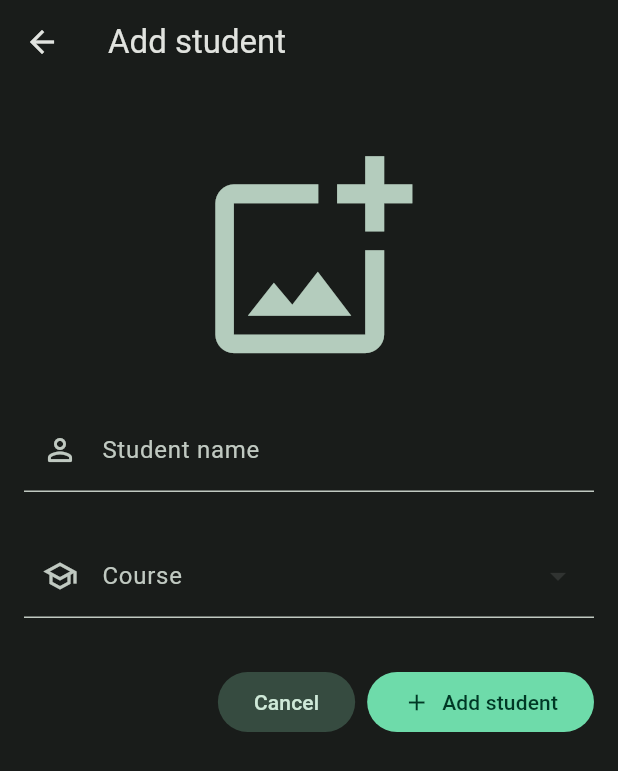
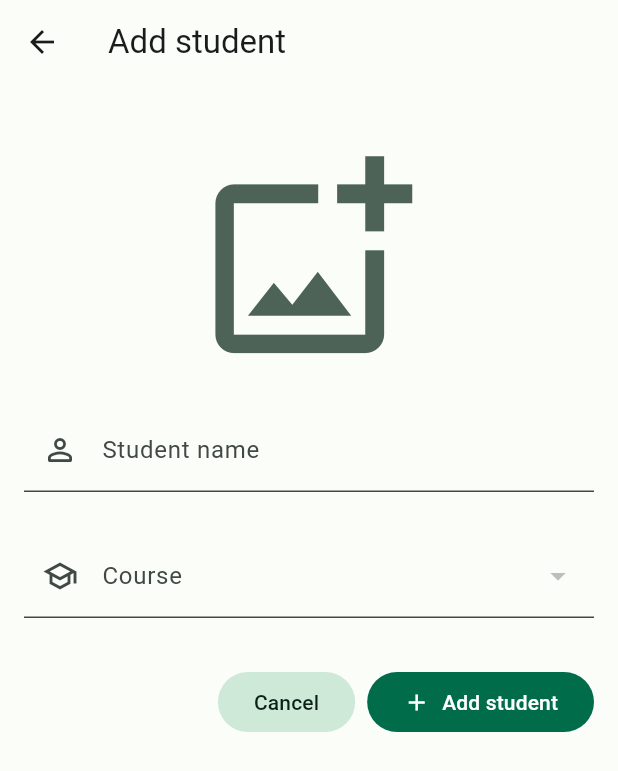
Before and after one commit to mavyfaby/student_app, a Flutter app: the screen it shows after launch, after a tap on the "add" icon, on a phone screen of 412 x 824 dp. Shown: the top 771 px of the screen. Run offline on Flutter 3.47's test engine with Material 2 defaults, Android fonts, the phone set to English and light mode, and no system bars; our stand-ins replace animated_theme_switcher, sqflite; accounts and stored records are empty.

Commit message:
v1.0.0-alpha.1
- feat(theme): make dark mode switch persistent.
- refactor(database): improve database handling

```diff
--- a/lib/app/db/student.dart
+++ b/lib/app/db/student.dart
@@ -1,17 +1,55 @@
+import 'package:path/path.dart';
 import 'package:sqflite/sqflite.dart';
+import 'package:studentapp/app/core/student.dart';
 
 class StudentDatabase {
   static final StudentDatabase _studentDatabase = StudentDatabase._internal();
+  static StudentDatabase get instance => _studentDatabase;
   static Database? db;
 
-  factory StudentDatabase(Database d) {
-    db = d;
-    init();
-    return _studentDatabase;
+  static const String table = 'student';
+
+  // Get database instance
+  Future<Database> get database async {
+    if (db != null) {
+      return db!;
+    }
+
+    db = await _init();
+    return db!;
   }
 
-  static void init() async {
+  // Initialize database
+  Future<Database> _init() async {
+    return await openDatabase(
+      join(await getDatabasesPath(), 'mavystudent.db'),
+      onCreate: (db, version) async {
+        // First time the database is created
+        await db.execute("CREATE TABLE $table (id INTEGER PRIMARY KEY, name TEXT, course TEXT)");
+        await db.execute("CREATE TABLE settings (id INTEGER PRIMARY KEY, name TEXT, value TEXT)");
 
+        // Insert dark mode setting
+        await db.insert("settings", {"name": "dark_mode", "value": "0"});
+      },
+      version: 1
+    );
+  }
+
+  // Get students
+  Future<List<Student>> getStudents() async {
+    final List<Map<String, Object?>> result = await (await database).query(table);
+    return result.map((e) => Student.fromMap(e)).toList();
+  }
+
+  // Update dark mode setting
+  void updateDarkmode(bool isDarkMode) async {
+    await (await database).update("settings", {"value": isDarkMode ? "1" : "0"}, where: "name = ?", whereArgs: ["dark_mode"]);
+  }
+
+  /// Get dark mode setting
+  Future<bool> getDarkMode() async {
+    final List<Map<String, Object?>> result = await (await database).query("settings", where: "name = ?", whereArgs: ["dark_mode"]);
+    return result.first["value"] == "1" ? true : false;
   }
 
   StudentDatabase._internal();
--- a/lib/app/theme/theme.dart
+++ b/lib/app/theme/theme.dart
@@ -67,3 +67,7 @@ const darkColorScheme = ColorScheme(
   outlineVariant: Color(0xFF404943),
   scrim: Color(0xFF000000),
 );
+
+// Theme
+ThemeData lightTheme = ThemeData(useMaterial3: true, colorScheme: lightColorScheme);
+ThemeData darkTheme = ThemeData(useMaterial3: true, colorScheme: darkColorScheme);
--- a/lib/app/pages/add_student.dart
+++ b/lib/app/views/add_student.dart
@@ -10,8 +10,7 @@ class AddStudentPage extends StatefulWidget {
 
 class _AddStudentPageState extends State<AddStudentPage> {
   final TextEditingController _nameController = TextEditingController();
-  int course = -1;
-
+  String course = "";
   String errorMessage = "";
   int? errorType;
 
@@ -30,6 +29,8 @@ class _AddStudentPageState extends State<AddStudentPage> {
                 const SizedBox(height: 42),
                 Icon(Icons.add_photo_alternate_outlined, size: 150, color: Theme.of(context).colorScheme.secondary),
                 const SizedBox(height: 24),
+
+                // Student name
                 TextField(
                   controller: _nameController,
                   decoration:  InputDecoration(
@@ -40,6 +41,8 @@ class _AddStudentPageState extends State<AddStudentPage> {
                   ),
                 ),
                 const SizedBox(height: 28),
+
+                // Course
                 DropdownButtonFormField(
                   decoration: InputDecoration(
                     prefixIcon: const Icon(Icons.school_outlined),
@@ -47,17 +50,19 @@ class _AddStudentPageState extends State<AddStudentPage> {
                     errorText: errorType == 2 ? errorMessage : null,
                     label: const Text("Course")
                   ),
-                  items: courses.map((e) => DropdownMenuItem(value: e["value"], child: Text(e["name"]))).toList(),
+                  items: courses.map((e) => DropdownMenuItem(value: e, child: Text(e))).toList(),
                   onChanged: (value) {
                     setState(() {
                       errorMessage = "";
                       errorType = 0;
                     });
 
-                    course = int.parse(value!.toString());
+                    course = value.toString();
                   }
                 ),
                 const SizedBox(height: 32),
+
+                // Actions
                 Row(
                   mainAxisAlignment: MainAxisAlignment.end,
                   children: [
@@ -90,8 +95,9 @@ class _AddStudentPageState extends State<AddStudentPage> {
     );
   }
 
-  void addStudent(String name, int course) {
+  void addStudent(String name, String course) {
     name = name.trim();
+    course = course.trim();
 
     setState(() {
       errorMessage = "";
@@ -107,7 +113,7 @@ class _AddStudentPageState extends State<AddStudentPage> {
       return;
     }
 
-    if (course == -1) {
+    if (course.isEmpty) {
       setState(() {
         errorMessage = "Please select a course!";
         errorType = 2;
@@ -115,7 +121,5 @@ class _AddStudentPageState extends State<AddStudentPage> {
 
       return;
     }
-
-
   }
 }
--- /dev/null
+++ b/lib/app/views/home.dart
@@ -0,0 +1,58 @@
+import 'package:animated_theme_switcher/animated_theme_switcher.dart';
+import 'package:flutter/material.dart';
+
+import '../db/student.dart';
+import '../theme/theme.dart';
+import 'add_student.dart';
+
+class HomePage extends StatefulWidget {
+  const HomePage({super.key});
+
+  @override
+  State<HomePage> createState() => _HomePageState();
+}
+
+class _HomePageState extends State<HomePage> {
+  @override
+  Widget build(BuildContext context) {
+    return Scaffold(
+      appBar: AppBar(
+        title: const Text("Student app"),
+        actions: [
+          ThemeSwitcher.withTheme(
+            builder: (_, switcher, theme) {
+               return Switch(
+                value: theme.brightness == Brightness.dark,
+                thumbIcon:  MaterialStateProperty.resolveWith<Icon?>((Set<MaterialState> states) {
+                  if (states.contains(MaterialState.selected)) {
+                    return const Icon(Icons.dark_mode_rounded);
+                  }
+
+                  return const Icon(Icons.sunny);
+                }),
+                onChanged: (val) async {
+                  switcher.changeTheme(
+                    theme: theme.brightness == Brightness.light ? darkTheme: lightTheme,
+                  );
+
+                  // Update darkmode in database
+                  StudentDatabase.instance.updateDarkmode(theme.brightness == Brightness.light);
+                }
+              );
+            },
+          ),
+          IconButton(
+            tooltip: "Add student",
+            icon: const Icon(Icons.add),
+            onPressed: () {
+              Navigator.push(context, MaterialPageRoute(builder: (b) => const AddStudentPage()));
+            },
+          )
+        ],
+      ),
+      body: const Center(
+        child: Text("Test")
+      )
+    );
+  }
+}
--- a/lib/main.dart
+++ b/lib/main.dart
@@ -1,39 +1,35 @@
 import 'package:animated_theme_switcher/animated_theme_switcher.dart';
 import 'package:flutter/material.dart';
 import 'package:sqflite/sqflite.dart';
-import 'package:path/path.dart';
-import 'package:studentapp/app/db/student.dart';
-import 'package:studentapp/app/pages/add_student.dart';
 
+import 'app/db/student.dart';
 import 'app/theme/theme.dart';
+import 'app/views/home.dart';
+
+late Database db;
+late bool isDarkMode;
 
 void main() async {
   WidgetsFlutterBinding.ensureInitialized();
 
-  String path = await getDatabasesPath();
-  path = join(path, "student.db");
-  var db = await openDatabase(path);
+  db = await StudentDatabase.instance.database;
+  isDarkMode = await StudentDatabase.instance.getDarkMode();
 
-  StudentDatabase(db);
   runApp(const MyApp());
 }
-
-ThemeData lm = ThemeData(useMaterial3: true, colorScheme: lightColorScheme);
-ThemeData dm = ThemeData(useMaterial3: true, colorScheme: darkColorScheme);
 
 class MyApp extends StatelessWidget {
   const MyApp({super.key});
 
   @override
   Widget build(BuildContext context) {
-    final isPlatformDark = WidgetsBinding.instance.window.platformBrightness == Brightness.dark;
-    final initTheme = isPlatformDark ? lm : dm;
+    final theme = isDarkMode ? darkTheme : lightTheme;
 
     return ThemeProvider(
-      initTheme: initTheme,
+      initTheme: theme,
       builder: (_, theme) {
         return MaterialApp(
-          title: 'Flutter Demo',
+          title: 'Student app',
           theme: theme,
           home: const HomePage(),
         );
@@ -41,52 +37,3 @@ class MyApp extends StatelessWidget {
     );
   }
 }
-
-class HomePage extends StatefulWidget {
-  const HomePage({super.key});
-
-  @override
-  State<HomePage> createState() => _HomePageState();
-}
-
-class _HomePageState extends State<HomePage> {
-  @override
-  Widget build(BuildContext context) {
-    return Scaffold(
-      appBar: AppBar(
-        title: const Text("Student app"),
-        actions: [
-          ThemeSwitcher.withTheme(
-            builder: (_, switcher, theme) {
-               return Switch(
-                value: theme.brightness == Brightness.dark,
-                thumbIcon:  MaterialStateProperty.resolveWith<Icon?>((Set<MaterialState> states) {
-                  if (states.contains(MaterialState.selected)) {
-                    return const Icon(Icons.dark_mode_rounded);
-                  }
-
-                  return const Icon(Icons.sunny);
-                }),
-                onChanged: (val) => {
-                  switcher.changeTheme(
-                    theme: theme.brightness == Brightness.light ? dm : lm,
-                  )
-                }
-              );
-            },
-          ),
-          IconButton(
-            tooltip: "Add student",
-            icon: const Icon(Icons.add),
-            onPressed: () {
-              Navigator.push(context, MaterialPageRoute(builder: (b) => const AddStudentPage()));
-            },
-          )
-        ],
-      ),
-      body: const Center(
-        child: Text("Test")
-      )
-    );
-  }
-}
```
Also changed, not shown: lib/app/core/student.dart (+12 -0 lines), 1 other file.
